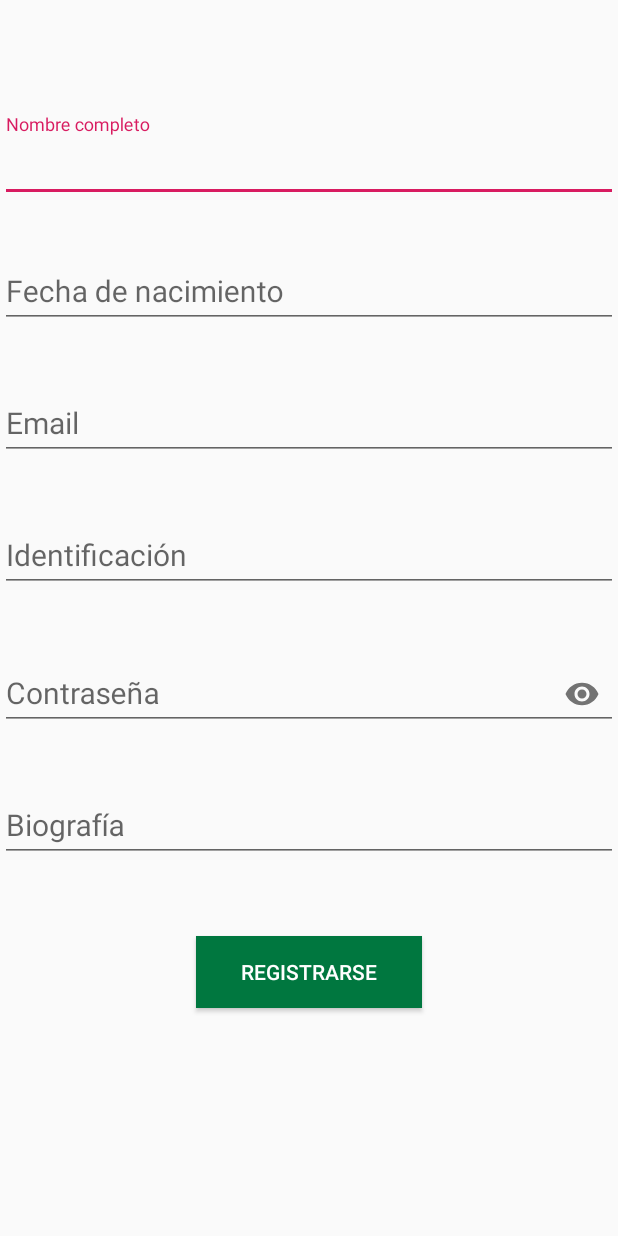
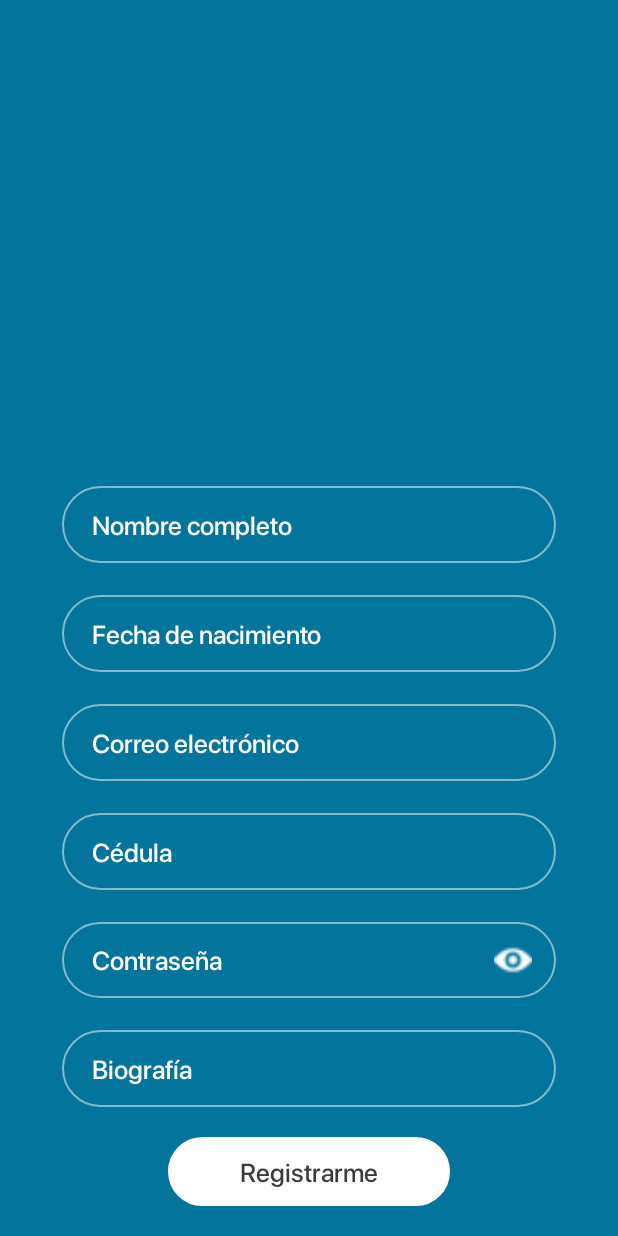
Before and after one commit to MercuryCenfotec/Ponto, an Android app: the BidderRegistrationActivity screen opened directly, with no data from a screen before it, on a phone screen of 412 x 824 dp. Run offline under Robolectric (Android 15) with nearby library versions, the phone set to English and light mode, and no system bars; our stand-ins replace Firebase (no records; nobody signed in at launch, a user with empty details on screens opened directly); Roboto replaces fonts that are not available here.

Commit message:
Update activity_bidder_registration.xml

```diff
--- a/app/src/main/res/layout/activity_bidder_registration.xml
+++ b/app/src/main/res/layout/activity_bidder_registration.xml
@@ -4,164 +4,163 @@
     xmlns:tools="http://schemas.android.com/tools"
     android:layout_width="match_parent"
     android:layout_height="match_parent"
+    android:background="#03749C"
     tools:context=".entities.bidder.BidderRegistrationActivity">
 
-
-    <com.google.android.material.textfield.TextInputLayout
-        android:id="@+id/fullNameInputLayout"
+    <LinearLayout
         android:layout_width="match_parent"
         android:layout_height="wrap_content"
-        android:layout_marginTop="76dp"
-        app:errorEnabled="true"
+        android:layout_alignParentBottom="true"
+        android:orientation="vertical"
+        app:layout_constraintBottom_toBottomOf="parent"
         app:layout_constraintEnd_toEndOf="parent"
-        app:layout_constraintTop_toTopOf="parent">
+        app:layout_constraintStart_toStartOf="parent">
 
-        <com.google.android.material.textfield.TextInputEditText
+        <customfonts.EditText__SF_Pro_Display_Medium
             android:id="@+id/fullNameEditText"
             android:layout_width="match_parent"
             android:layout_height="wrap_content"
-            android:layout_marginTop="116dp"
-            android:ems="10"
+            android:layout_gravity="center"
+            android:layout_marginLeft="41dp"
+            android:layout_marginRight="41dp"
+            android:background="@drawable/rect"
             android:hint="Nombre completo"
             android:inputType="text"
-            android:textSize="20sp"
-            app:layout_constraintEnd_toEndOf="parent"
-            app:layout_constraintTop_toTopOf="parent" />
+            android:paddingLeft="20dp"
+            android:paddingTop="14dp"
+            android:paddingBottom="14dp"
+            android:textColorHint="#ffffff"
+            android:textColor="#ffffff"
+            android:textSize="17sp" />
 
-    </com.google.android.material.textfield.TextInputLayout>
-
-    <com.google.android.material.textfield.TextInputLayout
-        android:id="@+id/birthDateInputLayout"
-        android:layout_width="match_parent"
-        android:layout_height="wrap_content"
-        android:layout_marginTop="160dp"
-        app:errorEnabled="true"
-        app:layout_constraintEnd_toEndOf="parent"
-        app:layout_constraintTop_toTopOf="parent">
-
-        <com.google.android.material.textfield.TextInputEditText
+        <customfonts.EditText__SF_Pro_Display_Medium
             android:id="@+id/birthDateEditText"
             android:layout_width="match_parent"
             android:layout_height="wrap_content"
-            android:layout_marginTop="192dp"
-            android:ems="10"
+            android:layout_gravity="center"
+            android:layout_marginLeft="41dp"
+            android:layout_marginTop="21dp"
+            android:layout_marginRight="41dp"
+            android:background="@drawable/rect"
             android:hint="Fecha de nacimiento"
             android:inputType="date"
-            android:textSize="20sp"
             android:focusable="false"
-            app:layout_constraintEnd_toEndOf="parent"
-            app:layout_constraintTop_toTopOf="parent" />
+            android:paddingLeft="20dp"
+            android:paddingTop="14dp"
+            android:paddingBottom="14dp"
+            android:textColorHint="#ffffff"
+            android:textColor="#ffffff"
+            android:textSize="17sp" />
 
-    </com.google.android.material.textfield.TextInputLayout>
-
-    <com.google.android.material.textfield.TextInputLayout
-        android:id="@+id/emailInputLayout"
-        android:layout_width="match_parent"
-        android:layout_height="wrap_content"
-        android:layout_marginTop="248dp"
-        app:errorEnabled="true"
-        app:layout_constraintEnd_toEndOf="parent"
-        app:layout_constraintTop_toTopOf="parent">
-
-        <com.google.android.material.textfield.TextInputEditText
+        <customfonts.EditText__SF_Pro_Display_Medium
             android:id="@+id/emailEditText"
             android:layout_width="match_parent"
             android:layout_height="wrap_content"
-            android:layout_marginTop="256dp"
-            android:ems="10"
-            android:hint="Email"
+            android:layout_gravity="center"
+            android:layout_marginLeft="41dp"
+            android:layout_marginTop="21dp"
+            android:layout_marginRight="41dp"
+            android:background="@drawable/rect"
+            android:hint="Correo electrónico"
             android:inputType="textEmailAddress"
-            android:textSize="20sp"
-            app:layout_constraintEnd_toEndOf="parent"
-            app:layout_constraintTop_toTopOf="parent" />
+            android:paddingLeft="20dp"
+            android:paddingTop="14dp"
+            android:paddingBottom="14dp"
+            android:textColorHint="#ffffff"
+            android:textColor="#ffffff"
+            android:textSize="17sp" />
 
-    </com.google.android.material.textfield.TextInputLayout>
-
-    <com.google.android.material.textfield.TextInputLayout
-        android:id="@+id/identificationInputLayout"
-        android:layout_width="match_parent"
-        android:layout_height="wrap_content"
-        android:layout_marginTop="336dp"
-        app:errorEnabled="true"
-        app:layout_constraintEnd_toEndOf="parent"
-        app:layout_constraintTop_toTopOf="parent">
-
-        <com.google.android.material.textfield.TextInputEditText
+        <customfonts.EditText__SF_Pro_Display_Medium
             android:id="@+id/identificationEditText"
             android:layout_width="match_parent"
             android:layout_height="wrap_content"
-            android:layout_marginTop="332dp"
-            android:ems="10"
-            android:hint="Identificación"
+            android:layout_gravity="center"
+            android:layout_marginLeft="41dp"
+            android:layout_marginTop="21dp"
+            android:layout_marginRight="41dp"
+            android:background="@drawable/rect"
+            android:hint="Cédula"
             android:inputType="text"
-            android:textSize="20sp"
-            app:layout_constraintEnd_toEndOf="parent"
-            app:layout_constraintTop_toTopOf="parent" />
+            android:paddingLeft="20dp"
+            android:paddingTop="14dp"
+            android:paddingBottom="14dp"
+            android:textColorHint="#ffffff"
+            android:textColor="#ffffff"
+            android:textSize="17sp" />
 
-    </com.google.android.material.textfield.TextInputLayout>
+        <RelativeLayout
+            android:layout_width="match_parent"
+            android:layout_height="wrap_content">
 
-    <com.google.android.material.textfield.TextInputLayout
-        android:id="@+id/passwordInputLayout"
-        android:layout_width="match_parent"
-        android:layout_height="wrap_content"
-        android:layout_marginTop="428dp"
-        app:passwordToggleEnabled="true"
-        app:errorEnabled="true"
-        app:layout_constraintEnd_toEndOf="parent"
-        app:layout_constraintTop_toTopOf="parent">
-
-        <com.google.android.material.textfield.TextInputEditText
+            <customfonts.EditText__SF_Pro_Display_Medium
                 android:id="@+id/passwordEditText"
                 android:layout_width="match_parent"
                 android:layout_height="wrap_content"
-            android:layout_marginTop="428dp"
-            android:ems="10"
+                android:layout_gravity="center"
+                android:layout_marginLeft="41dp"
+                android:layout_marginTop="21dp"
+                android:layout_marginRight="41dp"
+                android:background="@drawable/rect"
                 android:hint="Contraseña"
                 android:inputType="textPassword"
-            android:textSize="20sp"
-            app:layout_constraintEnd_toEndOf="parent"
-            app:layout_constraintTop_toTopOf="parent" />
+                android:paddingLeft="20dp"
+                android:paddingTop="13dp"
+                android:paddingRight="13dp"
+                android:paddingBottom="14dp"
+                android:textColor="#ffffff"
+                android:textColorHint="#ffffff"
+                android:textSize="17sp" />
 
-    </com.google.android.material.textfield.TextInputLayout>
+            <ImageView
+                android:id="@+id/imgViewPassword"
+                android:layout_width="25dp"
+                android:layout_height="30dp"
+                android:layout_alignTop="@+id/passwordEditText"
+                android:layout_alignEnd="@+id/passwordEditText"
+                android:layout_alignRight="@+id/passwordEditText"
+                android:layout_alignBottom="@+id/passwordEditText"
+                android:layout_marginRight="16dp"
+                android:onClick="showHidePass"
+                android:src="@drawable/ic_eye" />
 
-    <com.google.android.material.textfield.TextInputLayout
-        android:id="@+id/biographyInputLayout"
-        android:layout_width="match_parent"
-        android:layout_height="wrap_content"
-        android:layout_marginTop="516dp"
-        app:errorEnabled="true"
-        app:layout_constraintEnd_toEndOf="parent"
-        app:layout_constraintTop_toTopOf="parent">
+        </RelativeLayout>
 
-        <com.google.android.material.textfield.TextInputEditText
+        <customfonts.EditText__SF_Pro_Display_Medium
             android:id="@+id/biographyEditText"
             android:layout_width="match_parent"
             android:layout_height="wrap_content"
-            android:layout_marginTop="496dp"
-            android:ems="10"
+            android:layout_gravity="center"
+            android:layout_marginLeft="41dp"
+            android:layout_marginTop="21dp"
+            android:layout_marginRight="41dp"
+            android:background="@drawable/rect"
             android:hint="Biografía"
-            android:inputType="textLongMessage"
-            android:textSize="20sp"
-            app:layout_constraintEnd_toEndOf="parent"
-            app:layout_constraintTop_toTopOf="parent" />
+            android:inputType="text"
+            android:paddingLeft="20dp"
+            android:paddingTop="14dp"
+            android:paddingBottom="14dp"
+            android:textColorHint="#ffffff"
+            android:textColor="#ffffff"
+            android:textSize="17sp" />
 
-    </com.google.android.material.textfield.TextInputLayout>
-
-    <Button
+        <customfonts.MyTextView_SF_Pro_Display_Medium
             android:id="@+id/btnBidderRegistration"
             android:layout_width="wrap_content"
             android:layout_height="wrap_content"
-        android:layout_marginLeft="16dp"
-        android:layout_marginTop="624dp"
-        android:layout_marginRight="16dp"
-        android:background="#00773F"
-        android:paddingLeft="30dp"
-        android:paddingRight="30dp"
-        android:text="Registrarse"
-        android:textColor="#ffffff"
-        app:layout_constraintLeft_toLeftOf="parent"
-        app:layout_constraintRight_toRightOf="parent"
-        app:layout_constraintTop_toTopOf="parent" />
+            android:layout_gravity="center"
+            android:layout_marginTop="20dp"
+            android:layout_marginBottom="20dp"
+            android:background="@drawable/rect_white"
+            android:paddingLeft="48dp"
+            android:paddingTop="11dp"
+            android:paddingRight="48dp"
+            android:paddingBottom="11dp"
+            android:text="Registrarme"
+            android:textAllCaps="false"
+            android:textColor="#3b3b3b"
+            android:textSize="17sp" />
+
+    </LinearLayout>
 
 
 </androidx.constraintlayout.widget.ConstraintLayout>
```
Lines whose indentation alone changed are shown as unchanged.
